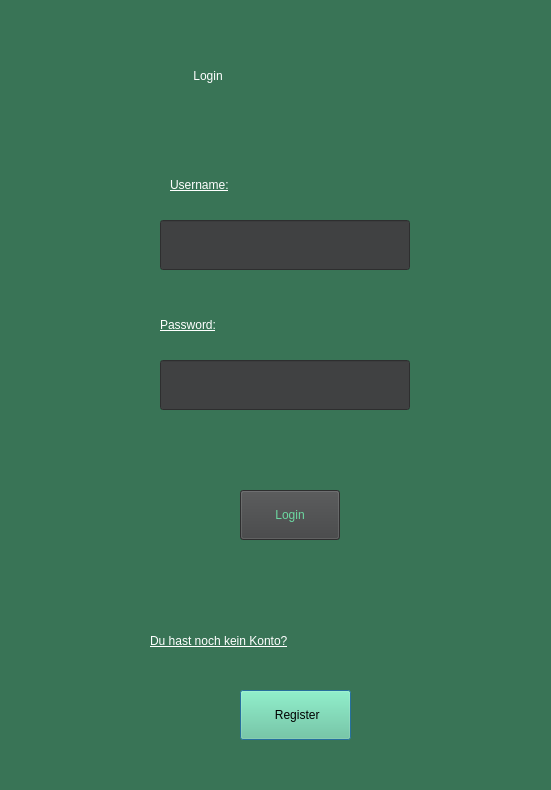
Above: client/login.ui from SushantKumarPandey/Crypto-Tradeing-App-with-fake-currency before the change. Below: the same form after it.
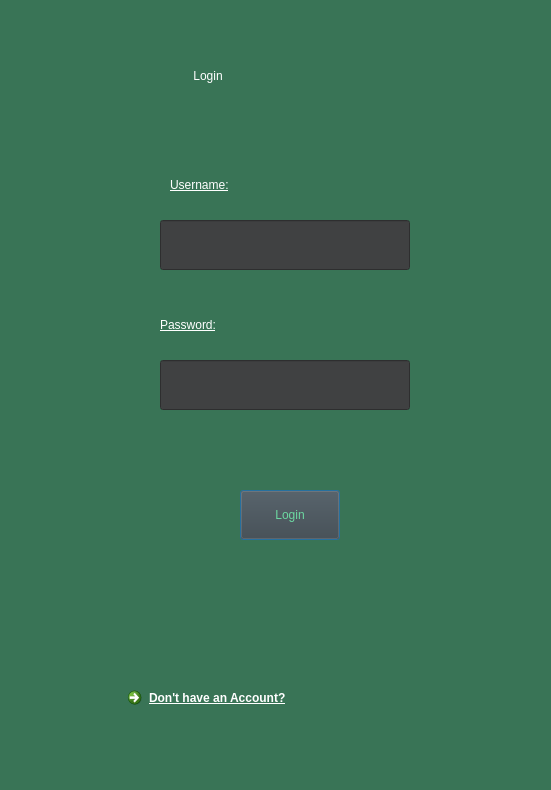
That is the form after the change.

Commit message: fix: ui link und register button in der mainpage

What changed in the file:
```diff
--- a/client/login.ui
+++ b/client/login.ui
@@ -80,23 +80,6 @@
     <enum>QLineEdit::EchoMode::Password</enum>
    </property>
   </widget>
-  <widget class="QPushButton" name="Register">
-   <property name="geometry">
-    <rect>
-     <x>240</x>
-     <y>690</y>
-     <width>111</width>
-     <height>50</height>
-    </rect>
-   </property>
-   <property name="styleSheet">
-    <string notr="true">background-color: rgb(101, 202, 150);
-color: rgb(0, 0, 0);</string>
-   </property>
-   <property name="text">
-    <string> Register</string>
-   </property>
-  </widget>
   <widget class="QLabel" name="username">
    <property name="geometry">
     <rect>
@@ -135,25 +118,8 @@
    <property name="text">
     <string>Login</string>
    </property>
-  </widget>
-  <widget class="QLabel" name="label">
-   <property name="geometry">
-    <rect>
-     <x>150</x>
-     <y>610</y>
-     <width>331</width>
-     <height>61</height>
-    </rect>
-   </property>
-   <property name="styleSheet">
-    <string notr="true">background-color: transparent;
-text-decoration: underline;
-font: 16pt &quot;Segoe UI&quot;;
-
-</string>
-   </property>
-   <property name="text">
-    <string>Du hast noch kein Konto?</string>
+   <property name="default">
+    <bool>true</bool>
    </property>
   </widget>
   <widget class="QLineEdit" name="lineEdit_password_2">
@@ -177,6 +143,24 @@
     <enum>QLineEdit::EchoMode::Password</enum>
    </property>
   </widget>
+  <widget class="QCommandLinkButton" name="commandLinkButton">
+   <property name="geometry">
+    <rect>
+     <x>120</x>
+     <y>680</y>
+     <width>361</width>
+     <height>51</height>
+    </rect>
+   </property>
+   <property name="styleSheet">
+    <string notr="true">background-color: transparent;
+text-decoration: underline;
+font: 16pt &quot;Segoe UI&quot;;</string>
+   </property>
+   <property name="text">
+    <string>Don't have an Account?</string>
+   </property>
+  </widget>
  </widget>
  <resources/>
  <connections/>
```
The commit also changes 3 other files.
